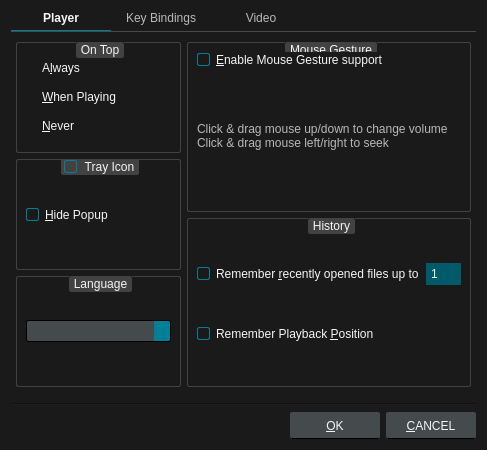
First picture: the form in src/ui/preferencesdialog.ui, repository u8sand/Baka-MPlayer, before the edit.
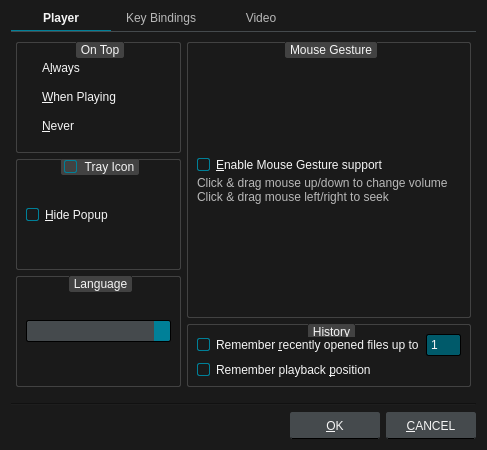
Second picture: the form after the edit. Icons and pictures are not drawn.

```diff
--- a/src/ui/preferencesdialog.ui
+++ b/src/ui/preferencesdialog.ui
@@ -128,6 +128,9 @@
 
 QSpinBox {
 	background: #005A6A;
+	border: 1px solid black;
+	border-radius: 2px;
+	padding: 2px;
 }
 QSpinBox::disabled {
 	color: #B8B8B8;
@@ -339,6 +342,19 @@
             <property name="spacing">
              <number>4</number>
             </property>
+            <item>
+             <spacer name="verticalSpacer_2">
+              <property name="orientation">
+               <enum>Qt::Vertical</enum>
+              </property>
+              <property name="sizeHint" stdset="0">
+               <size>
+                <width>20</width>
+                <height>40</height>
+               </size>
+              </property>
+             </spacer>
+            </item>
             <item>
              <widget class="QCheckBox" name="gestureCheckBox">
               <property name="text">
@@ -361,6 +377,19 @@
               </property>
              </widget>
             </item>
+            <item>
+             <spacer name="verticalSpacer_3">
+              <property name="orientation">
+               <enum>Qt::Vertical</enum>
+              </property>
+              <property name="sizeHint" stdset="0">
+               <size>
+                <width>20</width>
+                <height>40</height>
+               </size>
+              </property>
+             </spacer>
+            </item>
            </layout>
           </widget>
          </item>
@@ -394,7 +423,7 @@
             <item>
              <widget class="QCheckBox" name="resumeCheckBox">
               <property name="text">
-               <string>Remember Playback &amp;Position</string>
+               <string>Remember playback &amp;position</string>
               </property>
              </widget>
             </item>
```
Left out of the diff: 4 changed lines with no effect on the pictures.
